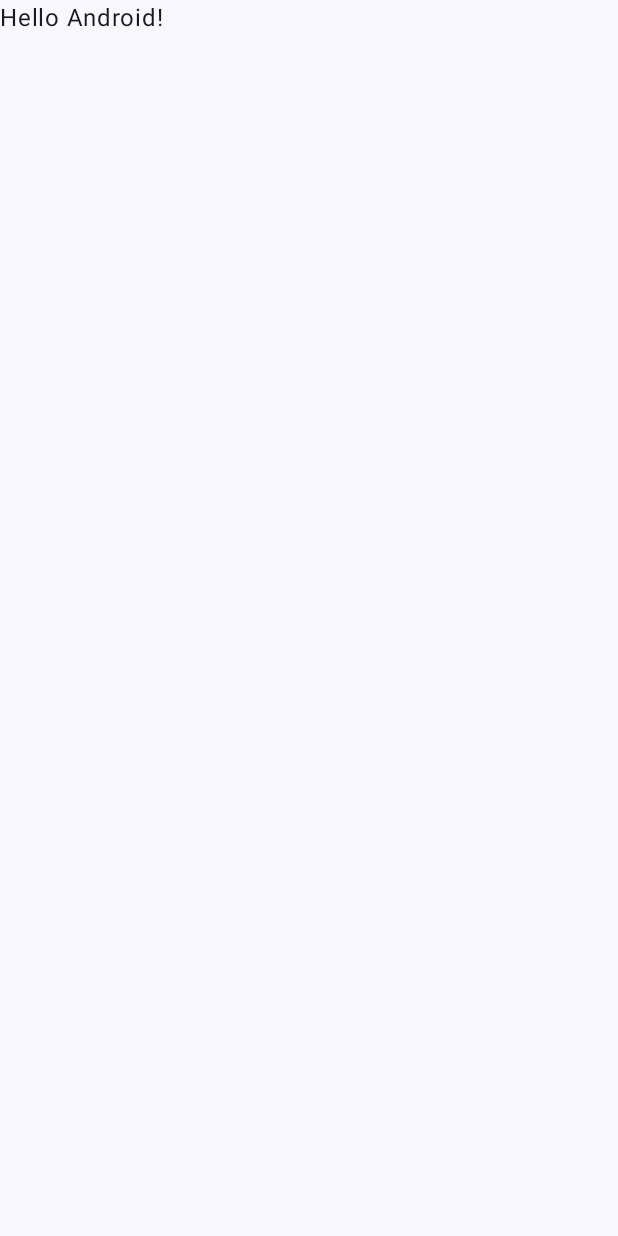
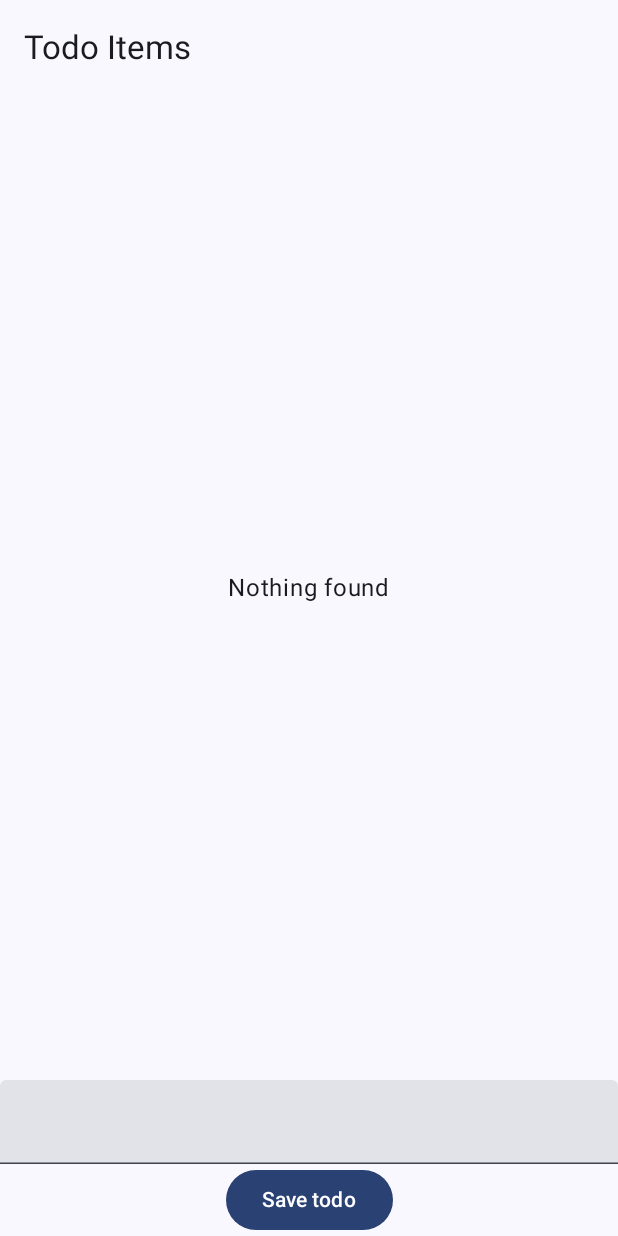
Before and after one commit to himanshuGaur684/MVI-Todo_App, an Android app built with Jetpack Compose: the screen it shows after launch (MainActivity), on a phone screen of 412 x 824 dp. Before the commit the screen is almost empty. Run offline under Robolectric (Android 15) with nearby library versions, the phone set to English and light mode, and no system bars; our stand-ins replace Dagger/Hilt's generated code, Room's generated code.

Commit message:
Final Project

```diff
--- a/app/src/main/AndroidManifest.xml
+++ b/app/src/main/AndroidManifest.xml
@@ -3,6 +3,7 @@
     xmlns:tools="http://schemas.android.com/tools">
 
     <application
+        android:name=".BaseApplication"
         android:allowBackup="true"
         android:dataExtractionRules="@xml/data_extraction_rules"
         android:fullBackupContent="@xml/backup_rules"
@@ -13,7 +14,7 @@
         android:theme="@style/Theme.MVITodoApp"
         tools:targetApi="31">
         <activity
-            android:name=".MainActivity"
+            android:name=".view.MainActivity"
             android:exported="true"
             android:label="@string/app_name"
             android:theme="@style/Theme.MVITodoApp">
--- /dev/null
+++ b/app/src/main/java/gaur/himanshu/mvitodoapp/BaseApplication.kt
@@ -0,0 +1,8 @@
+package gaur.himanshu.mvitodoapp
+
+import android.app.Application
+import dagger.hilt.android.HiltAndroidApp
+
+@HiltAndroidApp
+class BaseApplication : Application() {
+}
--- a/app/src/main/java/gaur/himanshu/mvitodoapp/MainActivity.kt
+++ /dev/null
@@ -1,47 +0,0 @@
-package gaur.himanshu.mvitodoapp
-
-import android.os.Bundle
-import androidx.activity.ComponentActivity
-import androidx.activity.compose.setContent
-import androidx.activity.enableEdgeToEdge
-import androidx.compose.foundation.layout.fillMaxSize
-import androidx.compose.foundation.layout.padding
-import androidx.compose.material3.Scaffold
-import androidx.compose.material3.Text
-import androidx.compose.runtime.Composable
-import androidx.compose.ui.Modifier
-import androidx.compose.ui.tooling.preview.Preview
-import gaur.himanshu.mvitodoapp.ui.theme.MVITodoAppTheme
-
-class MainActivity : ComponentActivity() {
-    override fun onCreate(savedInstanceState: Bundle?) {
-        super.onCreate(savedInstanceState)
-        enableEdgeToEdge()
-        setContent {
-            MVITodoAppTheme {
-                Scaffold(modifier = Modifier.fillMaxSize()) { innerPadding ->
-                    Greeting(
-                        name = "Android",
-                        modifier = Modifier.padding(innerPadding)
-                    )
-                }
-            }
-        }
-    }
-}
-
-@Composable
-fun Greeting(name: String, modifier: Modifier = Modifier) {
-    Text(
-        text = "Hello $name!",
-        modifier = modifier
-    )
-}
-
-@Preview(showBackground = true)
-@Composable
-fun GreetingPreview() {
-    MVITodoAppTheme {
-        Greeting("Android")
-    }
-}
--- /dev/null
+++ b/app/src/main/java/gaur/himanshu/mvitodoapp/model/di/ModelModule.kt
@@ -0,0 +1,37 @@
+package gaur.himanshu.mvitodoapp.model.di
+
+import android.content.Context
+import dagger.Module
+import dagger.Provides
+import dagger.hilt.InstallIn
+import dagger.hilt.android.qualifiers.ApplicationContext
+import dagger.hilt.components.SingletonComponent
+import gaur.himanshu.mvitodoapp.model.local.TodoDao
+import gaur.himanshu.mvitodoapp.model.local.TodoDatabase
+import gaur.himanshu.mvitodoapp.model.repository.TodoRepoImpl
+import gaur.himanshu.mvitodoapp.model.repository.TodoRepository
+import javax.inject.Singleton
+
+@InstallIn(SingletonComponent::class)
+@Module
+object ModelModule {
+
+
+    @Singleton
+    @Provides
+    fun provideDatabase(@ApplicationContext context: Context): TodoDatabase {
+        return TodoDatabase.getInstance(context)
+    }
+
+    @Provides
+    fun provideDao(todoDatabase: TodoDatabase): TodoDao {
+        return todoDatabase.getTodoDao()
+    }
+
+
+    @Provides
+    fun provideRepository(todoDao: TodoDao): TodoRepository {
+        return TodoRepoImpl(todoDao)
+    }
+
+}
--- /dev/null
+++ b/app/src/main/java/gaur/himanshu/mvitodoapp/model/local/TodoDao.kt
@@ -0,0 +1,26 @@
+package gaur.himanshu.mvitodoapp.model.local
+
+import androidx.room.Dao
+import androidx.room.Delete
+import androidx.room.Insert
+import androidx.room.OnConflictStrategy
+import androidx.room.Query
+import androidx.room.Update
+import kotlinx.coroutines.flow.Flow
+
+@Dao
+interface TodoDao {
+
+    @Insert(onConflict = OnConflictStrategy.REPLACE)
+    suspend fun insert(todo: Todo)
+
+    @Update
+    suspend fun update(todo: Todo)
+
+    @Delete
+    suspend fun delete(todo: Todo)
+
+    @Query("SELECT * FROM todo_table")
+    fun getTodoList(): Flow<List<Todo>>
+
+}
--- /dev/null
+++ b/app/src/main/java/gaur/himanshu/mvitodoapp/model/local/TodoDatabase.kt
@@ -0,0 +1,19 @@
+package gaur.himanshu.mvitodoapp.model.local
+
+import android.content.Context
+import androidx.room.Database
+import androidx.room.Room
+import androidx.room.RoomDatabase
+
+@Database(entities = [Todo::class], version = 1)
+abstract class TodoDatabase : RoomDatabase() {
+
+    companion object {
+        fun getInstance(context: Context) =
+            Room.databaseBuilder(context, TodoDatabase::class.java, "todo")
+                .build()
+    }
+
+    abstract fun getTodoDao(): TodoDao
+
+}
--- /dev/null
+++ b/app/src/main/java/gaur/himanshu/mvitodoapp/model/repository/TodoRepoImpl.kt
@@ -0,0 +1,22 @@
+package gaur.himanshu.mvitodoapp.model.repository
+
+import gaur.himanshu.mvitodoapp.model.local.Todo
+import gaur.himanshu.mvitodoapp.model.local.TodoDao
+import kotlinx.coroutines.flow.Flow
+
+class TodoRepoImpl(private val todoDao: TodoDao) : TodoRepository {
+
+    override suspend fun insert(todo: Todo) {
+        todoDao.insert(todo)
+    }
+
+    override suspend fun delete(todo: Todo) {
+        todoDao.delete(todo)
+    }
+
+    override suspend fun update(todo: Todo) {
+        todoDao.update(todo)
+    }
+
+    override fun getAllTodoList(): Flow<List<Todo>> = todoDao.getTodoList()
+}
--- /dev/null
+++ b/app/src/main/java/gaur/himanshu/mvitodoapp/model/repository/TodoRepository.kt
@@ -0,0 +1,16 @@
+package gaur.himanshu.mvitodoapp.model.repository
+
+import gaur.himanshu.mvitodoapp.model.local.Todo
+import kotlinx.coroutines.flow.Flow
+
+interface TodoRepository {
+
+    suspend fun insert(todo: Todo)
+
+    suspend fun delete(todo: Todo)
+
+    suspend fun update(todo: Todo)
+
+    fun getAllTodoList(): Flow<List<Todo>>
+
+}
--- /dev/null
+++ b/app/src/main/java/gaur/himanshu/mvitodoapp/view/MainActivity.kt
@@ -0,0 +1,161 @@
+package gaur.himanshu.mvitodoapp.view
+
+import android.os.Bundle
+import androidx.activity.ComponentActivity
+import androidx.activity.compose.setContent
+import androidx.activity.enableEdgeToEdge
+import androidx.compose.foundation.ExperimentalFoundationApi
+import androidx.compose.foundation.combinedClickable
+import androidx.compose.foundation.layout.Arrangement
+import androidx.compose.foundation.layout.Box
+import androidx.compose.foundation.layout.Column
+import androidx.compose.foundation.layout.Row
+import androidx.compose.foundation.layout.fillMaxSize
+import androidx.compose.foundation.layout.fillMaxWidth
+import androidx.compose.foundation.layout.padding
+import androidx.compose.foundation.lazy.LazyColumn
+import androidx.compose.foundation.lazy.items
+import androidx.compose.material3.Button
+import androidx.compose.material3.Checkbox
+import androidx.compose.material3.ExperimentalMaterial3Api
+import androidx.compose.material3.HorizontalDivider
+import androidx.compose.material3.Scaffold
+import androidx.compose.material3.Surface
+import androidx.compose.material3.Text
+import androidx.compose.material3.TextField
+import androidx.compose.material3.TopAppBar
+import androidx.compose.runtime.Composable
+import androidx.compose.runtime.collectAsState
+import androidx.compose.runtime.getValue
+import androidx.compose.runtime.mutableStateOf
+import androidx.compose.runtime.remember
+import androidx.compose.runtime.rememberCoroutineScope
+import androidx.compose.ui.Alignment
+import androidx.compose.ui.Modifier
+import androidx.compose.ui.unit.dp
+import dagger.hilt.android.AndroidEntryPoint
+import gaur.himanshu.mvitodoapp.intent.TodoIntent
+import gaur.himanshu.mvitodoapp.model.local.Todo
+import gaur.himanshu.mvitodoapp.model.repository.TodoRepository
+import gaur.himanshu.mvitodoapp.view.ui.theme.MVITodoAppTheme
+import kotlinx.coroutines.Dispatchers
+import kotlinx.coroutines.launch
+import javax.inject.Inject
+
+@AndroidEntryPoint
+class MainActivity : ComponentActivity() {
+
+    @Inject
+    lateinit var repository: TodoRepository
+
+    override fun onCreate(savedInstanceState: Bundle?) {
+        super.onCreate(savedInstanceState)
+        enableEdgeToEdge()
+        setContent {
+            MVITodoAppTheme {
+                Scaffold(modifier = Modifier.fillMaxSize()) { innerPadding ->
+                    Surface(modifier = Modifier.padding(innerPadding)) {
+                        val list by repository.getAllTodoList()
+                            .collectAsState(initial = emptyList())
+                        val scope = rememberCoroutineScope()
+                        MainScreen(list = list) { intent ->
+                            when (intent) {
+                                is TodoIntent.Delete -> scope.launch(Dispatchers.IO) {
+                                    repository.delete(intent.todo)
+                                }
+
+                                is TodoIntent.Insert -> scope.launch(Dispatchers.IO)  {
+                                    repository.insert(intent.todo)
+                                }
+
+                                is TodoIntent.Update -> scope.launch(Dispatchers.IO)  {
+                                    repository.update(intent.todo)
+                                }
+                            }
+                        }
+                    }
+                }
+            }
+        }
+    }
+}
+
+@OptIn(ExperimentalMaterial3Api::class, ExperimentalFoundationApi::class)
+@Composable
+fun MainScreen(list: List<Todo>, onIntent: (TodoIntent) -> Unit) {
+
+    val title = remember {
+        mutableStateOf("")
+    }
+
+    Scaffold(topBar = { TopAppBar(title = { Text(text = "Todo Items") }) }) {
+        Column(
+            modifier = Modifier
+                .padding(it)
+                .fillMaxSize()
+        ) {
+            if (list.isEmpty()) {
+                Box(
+                    modifier = Modifier
+                        .weight(1f)
+                        .fillMaxSize(), contentAlignment = Alignment.Center
+                ) {
+                    Text(text = "Nothing found")
+                }
+            } else {
+                LazyColumn(modifier = Modifier.weight(1f)) {
+                    items(list) {
+                        val isChecked = remember {
+                            mutableStateOf(it.isDone)
+                        }
+                        Column(
+                            modifier = Modifier
+                                .combinedClickable(enabled = true,
+                                    onClick = {},
+                                    onLongClick = {
+                                        onIntent.invoke(TodoIntent.Delete(it))
+                                    })
+                                .fillMaxWidth()
+                        ) {
+                            Row(
+                                modifier = Modifier
+                                    .padding(horizontal = 12.dp, vertical = 8.dp)
+                                    .fillMaxWidth(),
+                                horizontalArrangement = Arrangement.SpaceBetween,
+                                verticalAlignment = Alignment.CenterVertically
+                            ) {
+                                Text(text = it.title)
+                                Checkbox(checked = isChecked.value, onCheckedChange = { check ->
+                                    isChecked.value = check
+                                    onIntent.invoke(TodoIntent.Update(it.copy(isDone = check)))
+                                })
+                            }
+                            HorizontalDivider()
+                        }
+                    }
+                }
+            }
+
+            Column(
+                modifier = Modifier.fillMaxWidth(),
+                horizontalAlignment = Alignment.CenterHorizontally
+            ) {
+
+                TextField(value = title.value, onValueChange = {
+                    title.value = it
+                }, modifier = Modifier.fillMaxWidth())
+                Button(onClick = {
+                    onIntent.invoke(
+                        TodoIntent.Insert(
+                            Todo(title = title.value, isDone = false, id = 0)
+                        )
+                    )
+                    title.value = ""
+                }) {
+                    Text(text = "Save todo")
+                }
+            }
+        }
+    }
+
+}
--- a/app/src/main/java/gaur/himanshu/mvitodoapp/ui/theme/Color.kt
+++ b/app/src/main/java/gaur/himanshu/mvitodoapp/view/ui/theme/Color.kt
@@ -1,4 +1,4 @@
-package gaur.himanshu.mvitodoapp.ui.theme
+package gaur.himanshu.mvitodoapp.view.ui.theme
 
 import androidx.compose.ui.graphics.Color
 
--- a/app/src/main/java/gaur/himanshu/mvitodoapp/ui/theme/Theme.kt
+++ b/app/src/main/java/gaur/himanshu/mvitodoapp/view/ui/theme/Theme.kt
@@ -1,4 +1,4 @@
-package gaur.himanshu.mvitodoapp.ui.theme
+package gaur.himanshu.mvitodoapp.view.ui.theme
 
 import android.app.Activity
 import android.os.Build
--- a/app/src/main/java/gaur/himanshu/mvitodoapp/ui/theme/Type.kt
+++ b/app/src/main/java/gaur/himanshu/mvitodoapp/view/ui/theme/Type.kt
@@ -1,4 +1,4 @@
-package gaur.himanshu.mvitodoapp.ui.theme
+package gaur.himanshu.mvitodoapp.view.ui.theme
 
 import androidx.compose.material3.Typography
 import androidx.compose.ui.text.TextStyle
```
Also changed, not shown: app/src/main/java/gaur/himanshu/mvitodoapp/intent/TodoIntent.kt (added, +11 -0 lines), app/src/main/java/gaur/himanshu/mvitodoapp/model/local/Todo.kt (added, +12 -0 lines).
